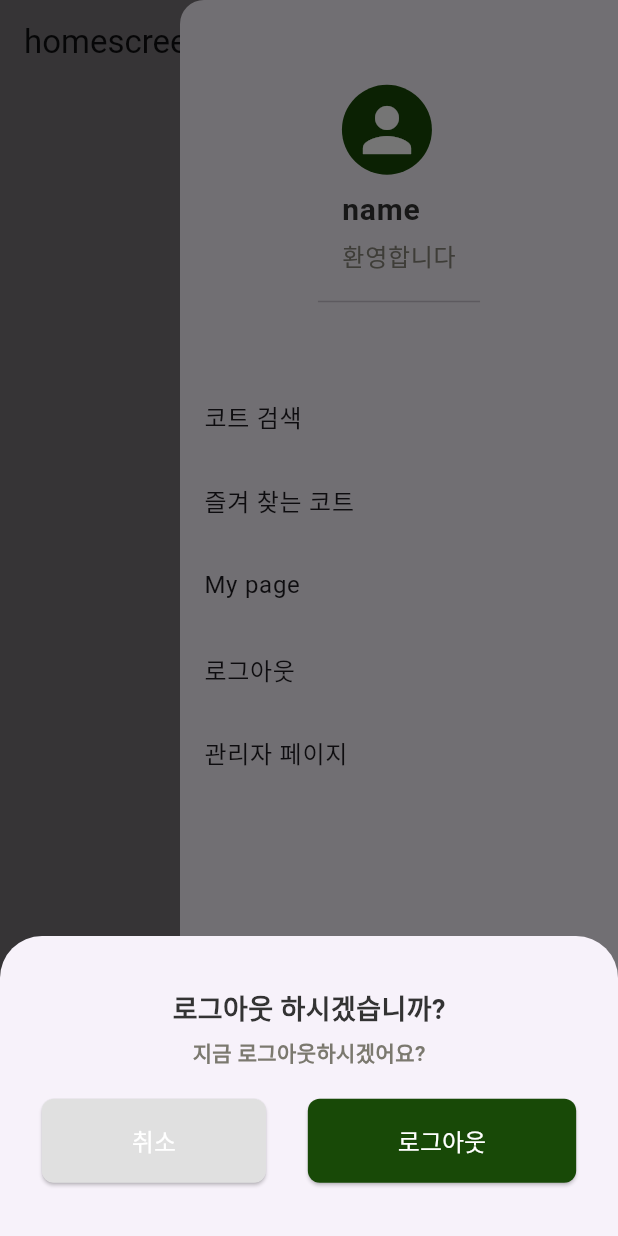
After one commit to hoonk0/tennis_reminder, a Flutter app: the screen it shows after launch, after a tap on the "menu" icon, after a tap on "로그아웃", on a phone screen of 412 x 824 dp. The commit adds this screen. Run offline on Flutter 3.47's test engine with Material 3 defaults, Android fonts, the light colour scheme and no system bars; our stand-ins replace cloud_firestore, firebase_core, fluttertoast; accounts and stored records are empty.

Commit message:
main screen

```diff
--- /dev/null
+++ b/lib/home_screen/drawmenu/drawer_menu.dart
@@ -0,0 +1,192 @@
+
+import 'package:flutter/material.dart';
+import 'package:tennisreminder/const/color.dart';
+import '../../start/login_screen.dart';
+import '../home_screen.dart';
+import 'court_manager/New_Court_register.dart';
+import 'my_page/my_page.dart';
+import 'often_court/often_court.dart';
+
+class DrawerMenu extends StatelessWidget {
+  const DrawerMenu({super.key});
+
+  @override
+  Widget build(BuildContext context) {
+    return SizedBox(
+      width: MediaQuery.of(context).size.width - 120, // 화면 전체 너비에서 75 픽셀을 뺀 크기
+      child: Drawer(
+        child: ListView(
+          padding: EdgeInsets.zero,
+          children: [
+            const SizedBox(
+              height: 250, // DrawerHeader의 높이를 250으로 설정
+              child: Center(
+                child: DrawerHeader(
+                  decoration: BoxDecoration(
+                  ),
+                  child: Column(
+                    crossAxisAlignment: CrossAxisAlignment.start,
+                    children: [
+                      CircleAvatar(
+                        radius: 30, // 프로필 사진 크기
+                        backgroundColor: colorGreen900, // 원의 배경색
+                        // 프로필 이미지가 있다면 backgroundImage 속성을 사용하세요.
+                        // backgroundImage: AssetImage('assets/profile_image.jpg'),
+                        child: Icon(
+                          Icons.person, // 기본 프로필 아이콘
+                          size: 48, // 아이콘 크기
+                          color: colorWhite, // 아이콘 색상
+                        ),
+                      ),
+                      SizedBox(height: 8), // 프로필 사진과 이름 사이의 간격 조절
+                      Text(
+                        'name', // 여기에 사용자 이름을 넣으세요.
+                        style: TextStyle(
+                          color: Color(0xff333333),
+                          fontWeight: FontWeight.w700,
+                          fontSize: 20,
+                        ),
+                      ),
+                      SizedBox(height: 4),
+                      Text(
+                        '환영합니다',
+                        style: TextStyle(
+                          color: Color(0xff87857a),
+                          fontWeight: FontWeight.w500,
+                          fontSize: 16,
+                        ),
+                      ),
+                    ],
+                  ),
+                ),
+              ),
+            ),
+
+            ListTile(
+              title: const Text('코트 검색'),
+              onTap: (){
+                Navigator.push(
+                  context,
+                  MaterialPageRoute(builder: (context) => const HomeScreen()),
+                );
+              },
+            ),
+
+            ListTile(
+              title: const Text('즐겨 찾는 코트'),
+              onTap: (){
+                Navigator.push(
+                  context,
+                  MaterialPageRoute(builder: (context) => const OftenCourt()),
+                );
+              },
+            ),
+
+            ListTile(
+              title: const Text('My page'),
+              onTap: (){
+
+                Navigator.push(
+                  context,
+                  MaterialPageRoute(builder: (context) => const MyPage()),
+                );
+              },
+            ),
+
+            ListTile(
+              title: const Text('로그아웃'),
+              onTap: () {
+                showModalBottomSheet(
+                  context: context,
+                  builder: (BuildContext context) {
+                    return SizedBox(
+                      height: 200,
+                      child: Center(
+                        child: Column(
+                          mainAxisAlignment: MainAxisAlignment.center,
+                          mainAxisSize: MainAxisSize.min,
+                          children: [
+                            const Text(
+                              '로그아웃 하시겠습니까?',
+                              style: TextStyle(
+                                  fontSize: 18,
+                                  fontWeight: FontWeight.bold,
+                                  color: Color(0xff333333)
+                              ),
+                            ),
+                            const SizedBox(height: 5),
+                            const Text(
+                              '지금 로그아웃하시겠어요?',
+                              style: TextStyle(
+                                  fontSize: 14,
+                                  fontWeight: FontWeight.w600,
+                                  color: Color(0xff7b796f)
+                              ),
+                            ),
+                            const SizedBox(height: 20),
+                            Row(
+                              mainAxisAlignment: MainAxisAlignment.spaceEvenly,
+                              children: [
+                                ElevatedButton(
+                                  onPressed: () {
+                                    Navigator.of(context).pop();
+                                  },
+                                  style: ElevatedButton.styleFrom(
+                                    foregroundColor: colorWhite, backgroundColor: colorGray300, // 텍스트 색상
+                                    textStyle: const TextStyle(fontSize: 16), // 텍스트 스타일
+                                    padding: const EdgeInsets.symmetric(vertical: 16, horizontal: 60), // 버튼 내부 패딩
+                                    shape: RoundedRectangleBorder(
+                                      borderRadius: BorderRadius.circular(8), // 버튼의 모서리를 둥글게 만듦
+                                    ),
+                                  ),
+                                  child: const Text('취소'),
+                                ),
+                                ElevatedButton(
+                                  onPressed: () {
+                                    Navigator.push(
+                                      context,
+                                      MaterialPageRoute(builder: (context) => LoginScreen()),
+                                    ); // 바텀 시트 닫기
+                                    // 로그아웃 처리
+                                  },
+                                  style: ElevatedButton.styleFrom(
+                                    foregroundColor: const Color(0xffffffff), backgroundColor: colorGreen900, // 텍스트 색상
+                                    textStyle: const TextStyle(fontSize: 16), // 텍스트 스타일
+                                    padding: const EdgeInsets.symmetric(vertical: 16, horizontal: 60), // 버튼 내부 패딩
+                                    shape: RoundedRectangleBorder(
+                                      borderRadius: BorderRadius.circular(8), // 버튼의 모서리를 둥글게 만듦
+                                    ),
+                                  ),
+                                  child: const Text('로그아웃'),
+                                ),
+                              ],
+                            ),
+
+                          ],
+                        ),
+                      ),
+                    );
+                  },
+                );
+              },
+            ),
+
+            ListTile(
+              title: const Text('관리자 페이지'),
+              onTap: (){
+
+
+
+
+                Navigator.push(
+                  context,
+                  MaterialPageRoute(builder: (context) => const NewCourtRegister()),
+                );
+              },
+            ),
+          ],
+        ),
+      ),
+    );
+  }
+}
--- a/lib/home_screen/home_screen.dart
+++ b/lib/home_screen/home_screen.dart
@@ -3,6 +3,7 @@ import 'package:tennisreminder/service/provider/providers.dart';
 
 import '../const/color.dart';
 import '../const/text_style.dart';
+import 'drawmenu/drawer_menu.dart';
 
 class HomeScreen extends StatefulWidget {
   const HomeScreen({super.key});
@@ -15,10 +16,27 @@ class _HomeScreenState extends State<HomeScreen> {
   @override
   Widget build(BuildContext context) {
     return Scaffold(
+      appBar: AppBar(
+        automaticallyImplyLeading: false,
+        title: Text('homescreen'),
+      ),
       body: Center(
         child: Column(
           mainAxisAlignment: MainAxisAlignment.center,
           children: [
+
+          ],
+        ),
+      ),
+
+      endDrawer: DrawerMenu(),
+    );
+  }
+}
+
+
+/*
+
             ValueListenableBuilder(
               valueListenable: userNotifier,
               builder: (context, userMe, child) => Column(
@@ -28,9 +46,5 @@ class _HomeScreenState extends State<HomeScreen> {
                 ],
               ),
             ),
-          ],
-        ),
-      ),
-    );
-  }
-}
+
+ */
--- a/lib/start/login_screen.dart
+++ b/lib/start/login_screen.dart
@@ -2,12 +2,14 @@ import 'package:cloud_firestore/cloud_firestore.dart';
 import 'package:flutter/material.dart';
 import 'package:fluttertoast/fluttertoast.dart';
 import 'package:tennisreminder/home_screen/home_screen.dart';
-import 'package:tennisreminder/login/new_member.dart';
 import 'package:tennisreminder/model/model_member.dart';
 import 'package:tennisreminder/service/provider/providers.dart';
 import '../const/color.dart';
+import 'login/new_member.dart';
 
 class LoginScreen extends StatefulWidget {
+  const LoginScreen({super.key});
+
   @override
   _LoginScreenState createState() => _LoginScreenState();
 }
@@ -22,11 +24,10 @@ class _LoginScreenState extends State<LoginScreen> {
     super.initState();
     tecId.addListener(_validateInput);
     tecPw.addListener(_validateInput);
-    /*
+
     WidgetsBinding.instance.endOfFrame.then((value) {
-      Navigator.push(context, MaterialPageRoute(builder: (context) => const SelectOption()));
+      Navigator.push(context, MaterialPageRoute(builder: (context) => const HomeScreen()));
     });
-     */
   }
 
   @override
@@ -54,13 +55,14 @@ class _LoginScreenState extends State<LoginScreen> {
                 mainAxisAlignment: MainAxisAlignment.center,
                 crossAxisAlignment: CrossAxisAlignment.center,
                 children: [
+/*
                   SizedBox(
-                    width: 180,
-                    height: 222,
+                    width: 200,
+                    height: 200,
                     child: Container(
                       margin: const EdgeInsets.only(left: 32, top: 96),
                       child: const Text(
-                        '테니스 \n 알리미',
+                        '테니스 알리미',
                         style: TextStyle(
                           color: colorGreen900,
                           fontSize: 28,
@@ -69,10 +71,21 @@ class _LoginScreenState extends State<LoginScreen> {
                       ),
                     ),
                   ),
-                  const SizedBox(
-                    height: 250,
-                    //테니스 사진
+*/
+                const SizedBox(
+                  height: 30,
+                ),
+
+                  Row(
+                    children: [
+                      Expanded(child: Image.asset(
+                        'assets/home/logo_main.png',
+                            width: 300,
+                        height: 400,
+                      ))
+                    ],
                   ),
+
                   SizedBox(
                     width: 350,
                     height: 200,
@@ -126,6 +139,7 @@ class _LoginScreenState extends State<LoginScreen> {
                           Padding(
                             padding: const EdgeInsets.symmetric(horizontal: 16),
                             child: TextField(
+                              obscureText: true,
                               controller: tecPw,
                               style: const TextStyle(
                                 fontSize: 16,
@@ -158,7 +172,7 @@ class _LoginScreenState extends State<LoginScreen> {
                     Navigator.push(
                       context,
                       MaterialPageRoute(
-                        builder: (context) => NewMember(),
+                        builder: (context) => const NewMember(),
                       ),
                     );
                   },
@@ -221,7 +235,7 @@ class _LoginScreenState extends State<LoginScreen> {
                   return;
                 }
                 userNotifier.value = targetModelUser;
-                Navigator.of(context).push(MaterialPageRoute(builder: (context) => HomeScreen()));
+                Navigator.of(context).push(MaterialPageRoute(builder: (context) => const HomeScreen()));
                 // 여기서 로그인
               }, //_isInputValid ? _login : null,
               style: ElevatedButton.styleFrom(
--- a/pubspec.yaml
+++ b/pubspec.yaml
@@ -40,6 +40,7 @@ dependencies:
   uuid: ^4.4.0
   firebase_auth: ^4.4.3
   fluttertoast: ^8.2.5
+  image_picker: ^1.1.1
 
 
 dev_dependencies:
@@ -63,6 +64,11 @@ flutter:
   # included with your application, so that you can use the icons in
   # the material Icons class.
   uses-material-design: true
+  assets:
+    - assets/home/logo_courtvibe.png
+    - assets/home/logo_main.png
+    - assets/home/logo_only.png
+
 
   # To add assets to your application, add an assets section, like this:
   # assets:
```
Also changed, not shown: lib/home_screen/drawmenu/court_manager/New_Court_register.dart (added, +14 -0 lines), lib/home_screen/drawmenu/my_page/my_page.dart (added, +14 -0 lines), lib/home_screen/drawmenu/often_court/often_court.dart (added, +14 -0 lines), lib/start/login/new_member.dart (renamed from lib/login/new_member.dart, +99 -12 lines), assets/home/courtvibe_02.png (deleted), assets/home/logo_main.png (added), assets/home/logo_only.png (added), pubspec.lock, 5 other files.
